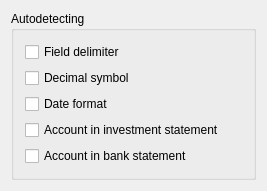
KDE/kmymoney, file kmymoney/plugins/csv/import/pluginsettingsdecl.ui: the form before one commit.
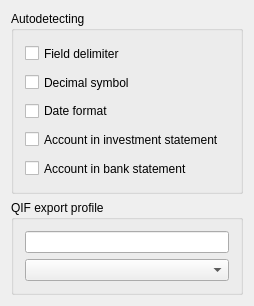
The form after the commit.

Commit message: Add QIF profile selection to CSV importer settings

```diff
--- a/kmymoney/plugins/csv/import/pluginsettingsdecl.ui
+++ b/kmymoney/plugins/csv/import/pluginsettingsdecl.ui
@@ -6,20 +6,20 @@
    <rect>
     <x>0</x>
     <y>0</y>
-    <width>267</width>
-    <height>188</height>
+    <width>254</width>
+    <height>306</height>
    </rect>
   </property>
   <property name="windowTitle">
    <string>CSV Importer settings</string>
   </property>
-  <layout class="QVBoxLayout" name="verticalLayout_2">
+  <layout class="QVBoxLayout" name="verticalLayout_3" stretch="1,0">
    <item>
     <widget class="QGroupBox" name="autodetect">
      <property name="title">
       <string>Autodetecting</string>
      </property>
-     <layout class="QVBoxLayout" name="verticalLayout">
+     <layout class="QVBoxLayout" name="verticalLayout_2">
       <item>
        <widget class="QCheckBox" name="kcfg_AutoFieldDelimiter">
         <property name="sizePolicy">
@@ -94,6 +94,21 @@
      </layout>
     </widget>
    </item>
+   <item>
+    <widget class="QGroupBox" name="groupBox">
+     <property name="title">
+      <string>QIF export profile</string>
+     </property>
+     <layout class="QVBoxLayout" name="verticalLayout">
+      <item>
+       <widget class="QLineEdit" name="kcfg_QifExportProfile"/>
+      </item>
+      <item>
+       <widget class="QComboBox" name="qifProfileCombo"/>
+      </item>
+     </layout>
+    </widget>
+   </item>
   </layout>
  </widget>
  <layoutdefault spacing="6" margin="11"/>
```
The commit also changes 3 other files.
